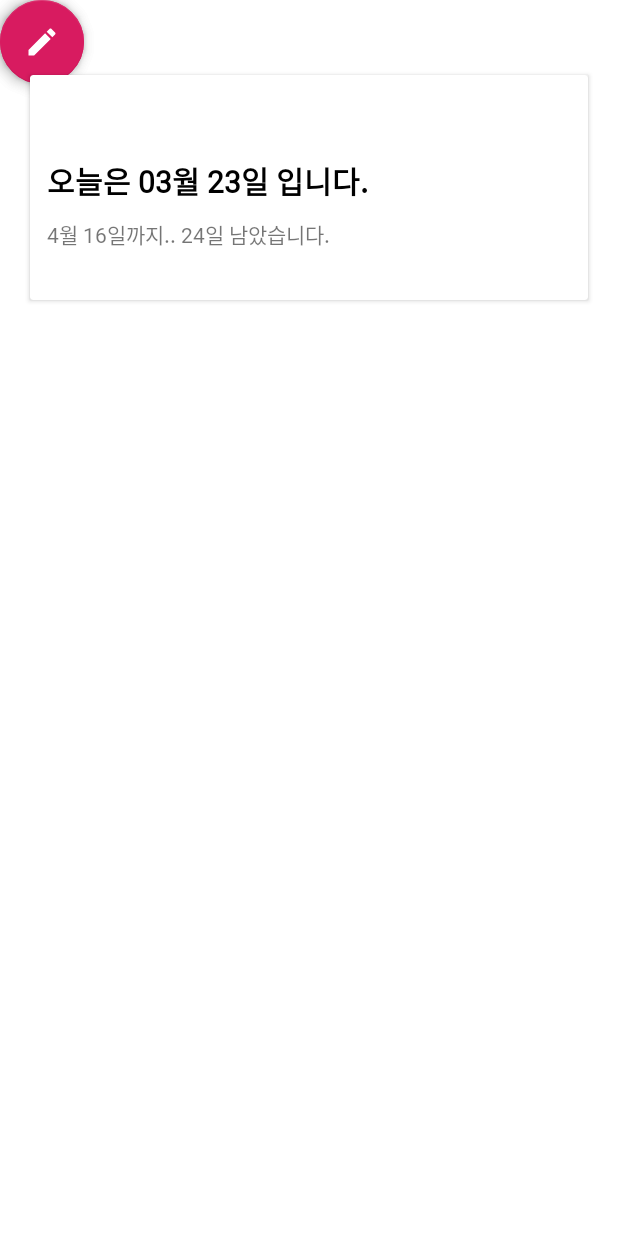
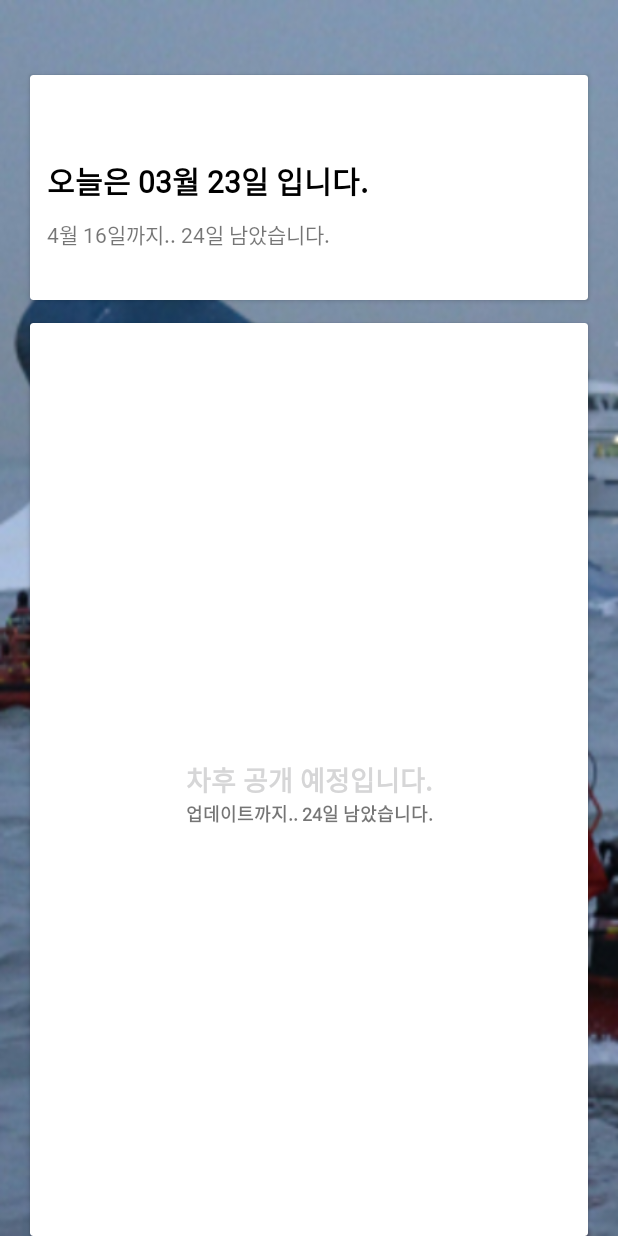
Before and after one commit to DGSWDongHyun/Sewol_ho_renewal, an Android app: the screen it shows after launch once a user with an empty profile is signed in (MainActivity), on a phone screen of 412 x 824 dp. Run offline under Robolectric (Android 15) with nearby library versions, the phone set to English and light mode, and no system bars; our stand-ins replace Firebase (no records; nobody signed in at launch, a user with empty details on screens opened directly); libraries missing offline, so code that uses them is left out: com.github.clans.fab; plain views replace FloatingActionButton, FloatingActionMenu.

Commit message:
[ REFACTORING ] 리펙토링 마무리 및 릴리즈

```diff
--- a/Remember_renewal/app/build.gradle
+++ b/Remember_renewal/app/build.gradle
@@ -10,8 +10,8 @@ android {
         applicationId "com.solo_dev.remember_final"
         minSdkVersion 21
         targetSdkVersion 29
-        versionCode 3
-        versionName "1.2"
+        versionCode 4
+        versionName "3.5"
         viewBinding {
             enabled = true
         }
@@ -36,12 +36,37 @@ dependencies {
     implementation fileTree(dir: 'libs', include: ['*.jar'])
     implementation 'androidx.appcompat:appcompat:1.0.2'
     implementation 'androidx.constraintlayout:constraintlayout:1.1.3'
-    implementation 'androidx.navigation:navigation-fragment:2.0.0'
-    implementation 'androidx.navigation:navigation-ui:2.0.0'
-    implementation 'androidx.lifecycle:lifecycle-extensions:2.2.0'
     testImplementation 'junit:junit:4.12'
     androidTestImplementation 'androidx.test.ext:junit:1.1.0'
     androidTestImplementation 'androidx.test.espresso:espresso-core:3.1.1'
+    implementation 'it.sephiroth.android.library.targettooltip:target-tooltip-library:+'
+    implementation "org.jetbrains.kotlin:kotlin-stdlib-jdk7:$kotlin_version"
+
+    //fragment
+    implementation "androidx.core:core-ktx:+"
+    implementation "androidx.lifecycle:lifecycle-viewmodel-ktx:2.2.0"
+    implementation "androidx.fragment:fragment-ktx:1.2.5"
+
+    //jetpack
+    implementation 'androidx.navigation:navigation-fragment:2.0.0'
+    implementation 'androidx.navigation:navigation-ui:2.0.0'
+
+
+    //auth
+    implementation 'com.google.android.gms:play-services-auth:17.0.0'
+    implementation 'com.google.firebase:firebase-auth:19.1.0'
+
+    //firebase
+    implementation 'com.google.firebase:firebase-analytics:17.2.2'
+    implementation 'com.google.firebase:firebase-database:18.0.0'
+    implementation 'com.google.firebase:firebase-storage:18.0.0'
+    implementation 'com.firebaseui:firebase-ui-storage:4.3.1'
+
+    //lifecycle
+    implementation 'androidx.lifecycle:lifecycle-extensions:2.2.0'
+
+    //ui
+    implementation 'de.hdodenhof:circleimageview:3.1.0'
     implementation 'com.github.clans:fab:1.6.2'
     implementation 'androidx.cardview:cardview:1.0.0'
     implementation 'com.wajahatkarim3.EasyFlipView:EasyFlipView:3.0.0'
@@ -49,22 +74,9 @@ dependencies {
     implementation 'com.github.bumptech.glide:glide:4.11.0'
     annotationProcessor 'com.github.bumptech.glide:compiler:4.11.0'
     implementation 'com.google.android.material:material:1.0.0'
-    implementation 'com.google.firebase:firebase-analytics:17.2.2'
-    implementation 'com.google.firebase:firebase-database:18.0.0'
-    implementation 'com.google.firebase:firebase-storage:18.0.0'
-    implementation 'com.firebaseui:firebase-ui-storage:4.3.1'
-    implementation 'de.hdodenhof:circleimageview:3.1.0'
-    implementation 'com.google.android.gms:play-services-auth:17.0.0'
-    implementation 'com.google.firebase:firebase-auth:19.1.0'
-    implementation 'com.google.android.gms:play-services-auth:17.0.0'
-    implementation 'it.sephiroth.android.library.targettooltip:target-tooltip-library:+'
     implementation 'com.github.takusemba:spotlight:1.0.1'
     implementation 'com.github.wooplr:Spotlight:1.2.3'
-    implementation "androidx.core:core-ktx:+"
-    implementation "androidx.lifecycle:lifecycle-viewmodel-ktx:2.2.0"
     implementation 'com.airbnb.android:lottie:3.6.1'
-    implementation "androidx.fragment:fragment-ktx:1.2.5"
-    implementation "org.jetbrains.kotlin:kotlin-stdlib-jdk7:$kotlin_version"
 }
 repositories {
     mavenCentral()
--- a/Remember_renewal/app/src/main/java/com/solo_dev/remember_final/data/module/FirebaseDataBaseModule.kt
+++ b/Remember_renewal/app/src/main/java/com/solo_dev/remember_final/data/module/FirebaseDataBaseModule.kt
@@ -25,7 +25,6 @@ class FirebaseDataBaseModule {
                         override fun onChildChanged(result : DataSnapshot, s: String?) {
                         }
                         override fun onChildRemoved(result : DataSnapshot) {
-                            val writeData = result.getValue(DataWrite::class.java)!!
                         }
                         override fun onChildMoved(result : DataSnapshot, s: String?) {
                         }
--- a/Remember_renewal/app/src/main/java/com/solo_dev/remember_final/ui/view/activity/login/GoogleLoginActivity.kt
+++ b/Remember_renewal/app/src/main/java/com/solo_dev/remember_final/ui/view/activity/login/GoogleLoginActivity.kt
@@ -12,6 +12,7 @@ import com.google.android.gms.auth.api.signin.GoogleSignInAccount
 import com.google.android.gms.auth.api.signin.GoogleSignInClient
 import com.google.android.gms.auth.api.signin.GoogleSignInOptions
 import com.google.android.gms.common.api.ApiException
+import com.google.android.material.snackbar.Snackbar
 import com.google.firebase.auth.FirebaseAuth
 import com.google.firebase.auth.FirebaseUser
 import com.google.firebase.auth.GoogleAuthProvider
@@ -74,10 +75,10 @@ class GoogleLoginActivity : AppCompatActivity() {
                     if (task.isSuccessful) {
                         // Sign in success, update UI with the signed-in user's information
                         val user = mAuth!!.currentUser
-                        Toast.makeText(this@GoogleLoginActivity, "로그인 되었습니다, 환영합니다! " + user!!.displayName + "님!", Toast.LENGTH_LONG).show()
+                        Snackbar.make(window.decorView.rootView, "로그인 되었습니다, 환영합니다! ${user!!.displayName}님!", Snackbar.LENGTH_LONG).show()
                         updateUI(user)
                     } else {
-                        Toast.makeText(this@GoogleLoginActivity, " 로그인에 실패했습니다. 기존 가입 계정은 문의를 넣어주시길 바랍니다.", Toast.LENGTH_LONG).show()
+                        Snackbar.make(window.decorView.rootView, "로그인에 실패했습니다. 기존 가입 계정은 문의를 넣어주시길 바랍니다.", Snackbar.LENGTH_LONG).show()
                         updateUI(null)
                     }
                 }
--- a/Remember_renewal/app/src/main/java/com/solo_dev/remember_final/ui/view/activity/main/MainActivity.kt
+++ b/Remember_renewal/app/src/main/java/com/solo_dev/remember_final/ui/view/activity/main/MainActivity.kt
@@ -27,11 +27,13 @@ class MainActivity : AppCompatActivity() {
     private lateinit var music : MediaPlayer
     private var dateTextView : TextView?= null
     private var leftDateTextView : TextView?= null
+    private var updateTextView : TextView ?= null
     private var mAuth: FirebaseAuth? = null
     var firstRun : Boolean = true
 
     override fun onCreate(savedInstanceState: Bundle?) {
         super.onCreate(savedInstanceState)
+
         setContentView(R.layout.activity_main)
 
         initLayout()
@@ -78,10 +80,12 @@ class MainActivity : AppCompatActivity() {
     private fun initLayout() {
         val calendar = Calendar.getInstance()
 
+        updateTextView = findViewById(R.id.updateDate)
         dateTextView = findViewById(R.id.dateTextView)
         leftDateTextView = findViewById(R.id.leftDateTextView)
         dateTextView?.text = "오늘은 "+returnDate("MM")+"월 "+returnDate("dd")+"일 입니다."
-        leftDateTextView?.text = calculateDate(calendar.get(Calendar.YEAR), 4, 16)
+        updateTextView?.text = "업데이트까지.. ${calculateDate(calendar.get(Calendar.YEAR), 4, 16)}일 남았습니다."
+        leftDateTextView?.text = "4월 16일까지.. ${calculateDate(calendar.get(Calendar.YEAR), 4, 16)}일 남았습니다."
 
     }
 
@@ -112,7 +116,7 @@ class MainActivity : AppCompatActivity() {
             }
 
 
-            if(count > 0) {"4월 16일까지.. ${dDay - today}일 남았습니다."} else { "4월 16일입니다." }
+            if(count > 0) {"${dDay - today}"} else { "4월 16일입니다." }
         } catch (e: Exception) {
             e.printStackTrace()
             (-1).toString()
--- a/Remember_renewal/app/src/main/res/layout/activity_main.xml
+++ b/Remember_renewal/app/src/main/res/layout/activity_main.xml
@@ -5,22 +5,59 @@
     xmlns:tools="http://schemas.android.com/tools"
     android:layout_width="match_parent"
     android:layout_height="match_parent"
-    android:background="@android:color/white"
+    android:background="@drawable/background_sewol"
     tools:context=".ui.view.activity.main.MainActivity"
     tools:viewBindingIgnore="true">
+
+    <androidx.cardview.widget.CardView
+        android:layout_width="0dp"
+        android:layout_height="0dp"
+        android:layout_marginStart="20dp"
+        android:layout_marginTop="15dp"
+        android:layout_marginEnd="20dp"
+        app:layout_constraintBottom_toTopOf="@+id/material_design_android_floating_action_menu"
+        app:layout_constraintEnd_toEndOf="parent"
+        app:layout_constraintStart_toStartOf="parent"
+        app:layout_constraintTop_toBottomOf="@+id/cardView4">
+
+        <androidx.constraintlayout.widget.ConstraintLayout
+            android:layout_width="match_parent"
+            android:layout_height="match_parent">
+
+            <TextView
+                android:id="@+id/textView3"
+                android:layout_width="wrap_content"
+                android:layout_height="wrap_content"
+                android:text="차후 공개 예정입니다."
+                android:textColor="@color/background"
+                android:textSize="18sp"
+                android:textStyle="bold"
+                app:layout_constraintBottom_toBottomOf="parent"
+                app:layout_constraintEnd_toEndOf="parent"
+                app:layout_constraintStart_toStartOf="parent"
+                app:layout_constraintTop_toTopOf="parent" />
+
+            <TextView
+                android:id="@+id/updateDate"
+                android:layout_width="wrap_content"
+                android:layout_height="wrap_content"
+                android:textSize="12sp"
+                android:textStyle="bold"
+                app:layout_constraintEnd_toEndOf="parent"
+                app:layout_constraintStart_toStartOf="parent"
+                app:layout_constraintTop_toBottomOf="@+id/textView3" />
+        </androidx.constraintlayout.widget.ConstraintLayout>
+    </androidx.cardview.widget.CardView>
 
     <com.github.clans.fab.FloatingActionMenu
         android:id="@+id/material_design_android_floating_action_menu"
         android:layout_width="0dp"
         android:layout_height="0dp"
         android:layout_alignParentRight="true"
-        android:layout_alignParentBottom="true"
+        android:layout_alignParentBottom="false"
         app:layout_constraintBottom_toBottomOf="parent"
         app:layout_constraintEnd_toEndOf="parent"
-        app:layout_constraintHorizontal_bias="0.0"
         app:layout_constraintStart_toStartOf="parent"
-        app:layout_constraintTop_toTopOf="parent"
-        app:layout_constraintVertical_bias="1.0"
         fab:menu_animationDelayPerItem="55"
         fab:menu_backgroundColor="@android:color/transparent"
         fab:menu_buttonSpacing="0dp"
@@ -78,16 +115,15 @@
     </com.github.clans.fab.FloatingActionMenu>
 
     <androidx.cardview.widget.CardView
+        android:id="@+id/cardView4"
         android:layout_width="match_parent"
         android:layout_height="150dp"
         android:layout_marginStart="20dp"
         android:layout_marginTop="50dp"
         android:layout_marginEnd="20dp"
-        app:layout_constraintBottom_toBottomOf="parent"
         app:layout_constraintEnd_toEndOf="parent"
         app:layout_constraintStart_toStartOf="parent"
-        app:layout_constraintTop_toTopOf="parent"
-        app:layout_constraintVertical_bias="0.0">
+        app:layout_constraintTop_toTopOf="parent">
 
         <androidx.constraintlayout.widget.ConstraintLayout
             android:layout_width="match_parent"
```
